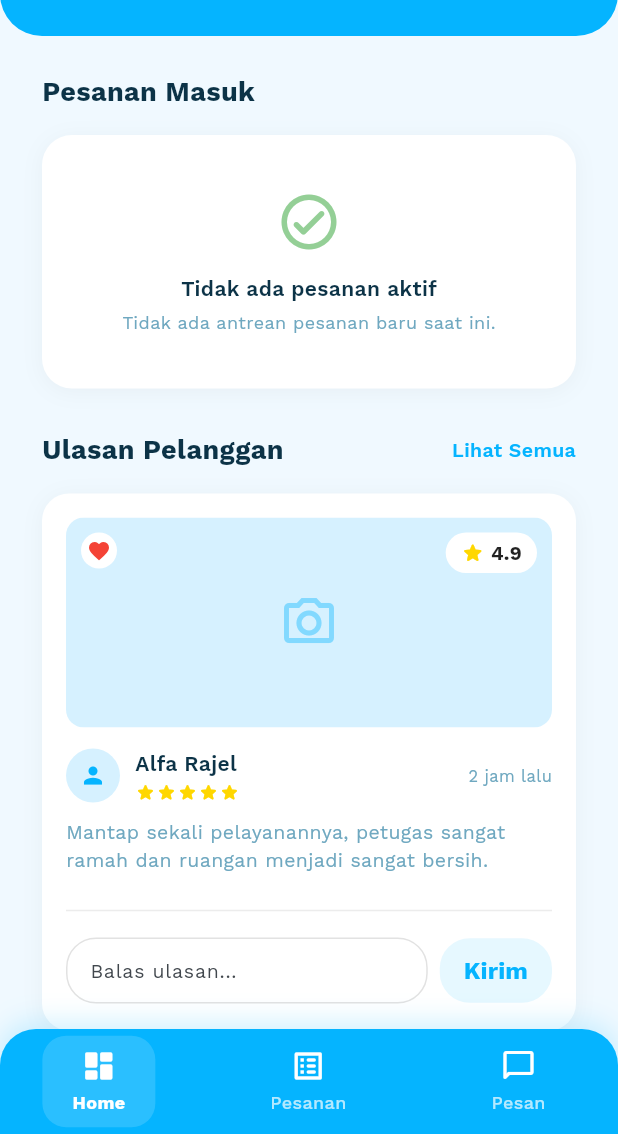
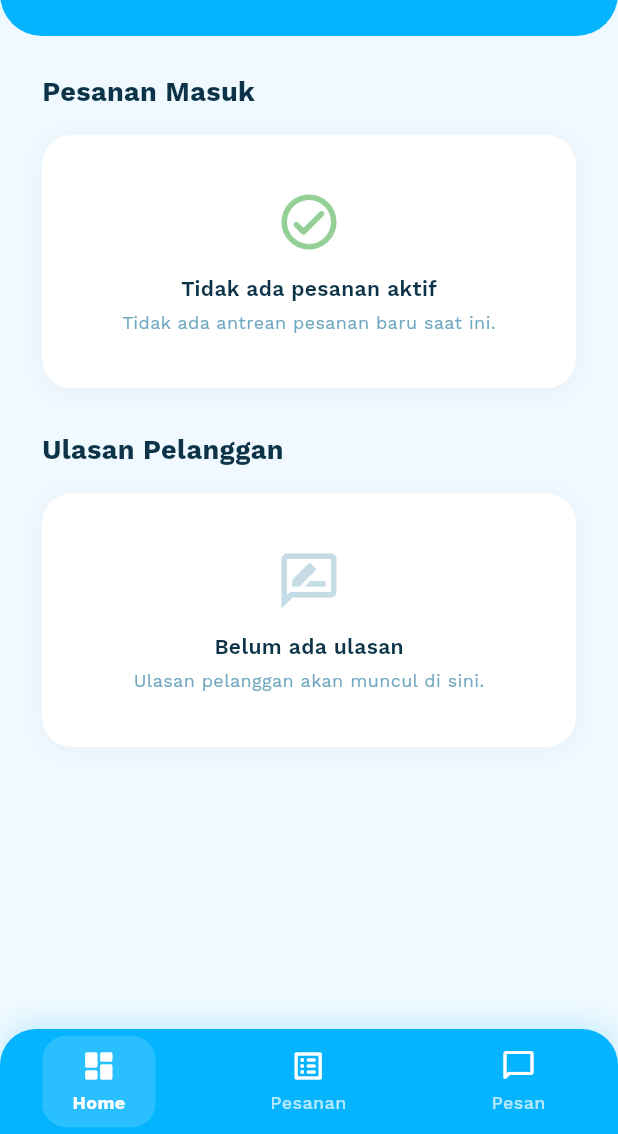
Before and after one commit to revanzayyan/cleanbee, a Flutter app: the AdminDashboardScreenAngga screen opened directly, on a phone screen of 412 x 824 dp, the part 102-1236 px from its top. Run offline on Flutter 3.47's test engine with Material 3 defaults, Android fonts, the light colour scheme and no system bars; our stand-ins replace cloud_firestore, firebase_auth, firebase_core, google_fonts, google_sign_in; accounts and stored records are empty.

Commit message:
Reply Admin

```diff
--- a/lib/screens/admin_dashboard_screen_angga.dart
+++ b/lib/screens/admin_dashboard_screen_angga.dart
@@ -1,8 +1,10 @@
 import 'package:flutter/material.dart';
 import '../models/booking_model.dart';
 import '../services/booking_service.dart';
+import '../services/review_service.dart';
 import '../utils/constants.dart';
 import '../widgets/admin_bottom_nav_angga.dart';
+import '../widgets/admin_review_card.dart';
 import 'login_screen.dart';
 import 'admin_cs_chat_screen_angga.dart';
 import 'admin_orders_screen_angga.dart';
@@ -548,6 +550,10 @@ class _AdminDashboardScreenAnggaState extends State<AdminDashboardScreenAngga> {
 
   // Ulasan Pelanggan
   Widget _buildReviewSection() {
+    final reviewService = ReviewService();
+    reviewService.ensureListening();
+    final reviews = reviewService.reviews;
+
     return Padding(
       padding: const EdgeInsets.symmetric(horizontal: 28),
       child: Column(
@@ -564,26 +570,32 @@ class _AdminDashboardScreenAnggaState extends State<AdminDashboardScreenAngga> {
                   color: Color(AppConstants.textDark),
                 ),
               ),
-              GestureDetector(
-                onTap: () {},
+              if (reviews.isNotEmpty)
+                Container(
+                  padding: const EdgeInsets.symmetric(horizontal: 10, vertical: 4),
+                  decoration: BoxDecoration(
+                    color: Colors.amber.withValues(alpha: 0.15),
+                    borderRadius: BorderRadius.circular(12),
+                  ),
                   child: Text(
-                  'Lihat Semua',
-                  style: TextStyle(
-                    fontSize: 13,
-                    fontWeight: FontWeight.w600,
-                    color: Color(AppConstants.primaryColor),
+                    '${reviews.length} Ulasan',
+                    style: const TextStyle(
+                      color: Colors.amber,
+                      fontSize: 11,
+                      fontWeight: FontWeight.bold,
                     ),
                   ),
                 ),
             ],
           ),
           const SizedBox(height: 16),
+          if (reviews.isEmpty)
             Container(
               width: double.infinity,
-            padding: const EdgeInsets.all(16),
+              padding: const EdgeInsets.symmetric(vertical: 36),
               decoration: BoxDecoration(
                 color: Color(AppConstants.cardColor),
-              borderRadius: BorderRadius.circular(18),
+                borderRadius: BorderRadius.circular(20),
                 boxShadow: [
                   BoxShadow(
                     color: Colors.black.withValues(alpha: 0.04),
@@ -594,164 +606,33 @@ class _AdminDashboardScreenAnggaState extends State<AdminDashboardScreenAngga> {
               ),
               child: Column(
                 children: [
-                ClipRRect(
-                  borderRadius: BorderRadius.circular(12),
-                  child: Container(
-                    width: double.infinity,
-                    height: 140,
-                    color: Color(AppConstants.accentColor),
-                    child: Stack(
-                      alignment: Alignment.center,
-                      children: [
                   Icon(
-                          Icons.photo_camera_outlined,
-                          size: 40,
-                          color: Color(AppConstants.primaryColor)
-                              .withValues(alpha: 0.4),
+                    Icons.rate_review_outlined,
+                    size: 44,
+                    color: Color(AppConstants.textLight).withValues(alpha: 0.4),
                   ),
-                        Positioned(
-                          top: 10,
-                          right: 10,
-                          child: Container(
-                            padding: const EdgeInsets.symmetric(
-                                horizontal: 10, vertical: 4),
-                            decoration: BoxDecoration(
-                              color: Colors.white,
-                              borderRadius: BorderRadius.circular(20),
+                  const SizedBox(height: 12),
+                  const Text(
+                    'Belum ada ulasan',
+                    style: TextStyle(
+                      fontSize: 14,
+                      fontWeight: FontWeight.w600,
+                      color: Color(AppConstants.textDark),
                     ),
-                            child: const Row(
-                              mainAxisSize: MainAxisSize.min,
-                              children: [
-                                Icon(Icons.star_rounded,
-                                    color: Color(0xFFFFD700), size: 16),
-                                SizedBox(width: 4),
+                  ),
+                  const SizedBox(height: 4),
                   Text(
-                                  '4.9',
+                    'Ulasan pelanggan akan muncul di sini.',
                     style: TextStyle(
-                                    fontSize: 13,
-                                    fontWeight: FontWeight.w700,
-                                    color: Colors.black87,
+                      fontSize: 12,
+                      color: Color(AppConstants.textLight),
                     ),
                   ),
                 ],
               ),
-                          ),
-                        ),
-                        Positioned(
-                          top: 10,
-                          left: 10,
-                          child: Container(
-                            padding: const EdgeInsets.all(4),
-                            decoration: const BoxDecoration(
-                              color: Colors.white,
-                              shape: BoxShape.circle,
-                            ),
-                            child: const Icon(Icons.favorite,
-                                color: Colors.red, size: 16),
-                          ),
-                        ),
-                      ],
-                    ),
-                  ),
-                ),
-                const SizedBox(height: 14),
-                Row(
-                  children: [
-                    Container(
-                      width: 36,
-                      height: 36,
-                      decoration: BoxDecoration(
-                        shape: BoxShape.circle,
-                        color: Color(AppConstants.accentColor),
-                      ),
-                      child: Icon(Icons.person,
-                          size: 18, color: Color(AppConstants.primaryColor)),
-                    ),
-                    const SizedBox(width: 10),
-                    Expanded(
-                      child: Column(
-                        crossAxisAlignment: CrossAxisAlignment.start,
-                        children: [
-                          const Text('Alfa Rajel',
-                              style: TextStyle(
-                                  fontSize: 14,
-                                  fontWeight: FontWeight.w600,
-                                  color: Color(AppConstants.textDark))),
-                          const SizedBox(height: 2),
-                          Row(
-                            children: List.generate(
-                                5,
-                                (_) => const Icon(Icons.star_rounded,
-                                    size: 14, color: Color(0xFFFFD700))),
-                          ),
-                        ],
-                      ),
-                    ),
-                    Text('2 jam lalu',
-                        style: TextStyle(
-                            fontSize: 11,
-                            color: Color(AppConstants.textLight))),
-                  ],
-                ),
-                const SizedBox(height: 10),
-                const Text(
-                  'Mantap sekali pelayanannya, petugas sangat ramah dan ruangan menjadi sangat bersih.',
-                  style: TextStyle(
-                      fontSize: 13,
-                      color: Color(AppConstants.textLight),
-                      height: 1.5),
-                ),
-                const SizedBox(height: 16),
-                Divider(color: Colors.grey.withValues(alpha: 0.2)),
-                const SizedBox(height: 8),
-                Row(
-                  children: [
-                    Expanded(
-                      child: TextField(
-                        decoration: InputDecoration(
-                          hintText: 'Balas ulasan...',
-                          hintStyle: const TextStyle(fontSize: 13),
-                          isDense: true,
-                          contentPadding: const EdgeInsets.symmetric(
-                              horizontal: 12, vertical: 10),
-                          border: OutlineInputBorder(
-                            borderRadius: BorderRadius.circular(20),
-                            borderSide: BorderSide(
-                                color: Colors.grey.withValues(alpha: 0.3)),
-                          ),
-                          enabledBorder: OutlineInputBorder(
-                            borderRadius: BorderRadius.circular(20),
-                            borderSide: BorderSide(
-                                color: Colors.grey.withValues(alpha: 0.3)),
-                          ),
-                        ),
-                      ),
-                    ),
-                    const SizedBox(width: 8),
-                    TextButton(
-                      onPressed: () {
-                        ScaffoldMessenger.of(context).showSnackBar(
-                          const SnackBar(content: Text('Balasan terkirim')),
-                        );
-                      },
-                      style: TextButton.styleFrom(
-                        foregroundColor: Color(AppConstants.primaryColor),
-                        padding: const EdgeInsets.symmetric(
-                            horizontal: 16, vertical: 10),
-                        shape: RoundedRectangleBorder(
-                          borderRadius: BorderRadius.circular(20),
-                        ),
-                        backgroundColor: Color(AppConstants.primaryColor)
-                            .withValues(alpha: 0.1),
-                      ),
-                      child: const Text('Kirim',
-                          style: TextStyle(fontWeight: FontWeight.bold)),
-                    ),
-                  ],
-                ),
-              ],
-            ),
-          ),
+            )
+          else
+            ...reviews.map((review) => AdminReviewCard(review: review)),
         ],
       ),
     );
```
Also changed, not shown: lib/screens/dashboard_screen.dart (+61 -46 lines), lib/widgets/admin_review_card.dart (added, +439 -0 lines), 1 other file. Lines whose indentation alone changed are shown as unchanged.
